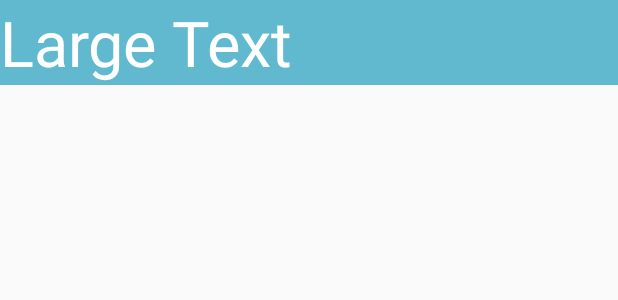
After one commit to kmangutov/CrowdSolve, an Android app: the layout fragment_login.xml on its own in the app's theme, with its tools: preview values and no code run, on a phone screen of 412 x 824 dp. The commit adds this screen. Shown: the top 300 px of the screen. Run offline under Robolectric (Android 15) with nearby library versions, the phone set to English and light mode, and no system bars.

Commit message:
add login fragment and adapter

```diff
--- a/app/src/main/java/com/kmangutov/crowdsolve/views/QuestionFragment.java
+++ b/app/src/main/java/com/kmangutov/crowdsolve/views/QuestionFragment.java
@@ -1,7 +1,7 @@
 package com.kmangutov.crowdsolve.views;
 
-import android.app.Fragment;
 import android.os.Bundle;
+import android.support.v4.app.Fragment;
 import android.util.Log;
 import android.view.LayoutInflater;
 import android.view.View;
--- /dev/null
+++ b/app/src/main/res/layout/fragment_login.xml
@@ -0,0 +1,20 @@
+<?xml version="1.0" encoding="utf-8"?>
+<FrameLayout xmlns:android="http://schemas.android.com/apk/res/android"
+    android:orientation="vertical" android:layout_width="match_parent"
+    android:layout_height="wrap_content"
+    android:background="@color/color_background">
+
+    <LinearLayout
+        android:layout_width="fill_parent"
+        android:layout_height="fill_parent">
+
+        <TextView
+            android:layout_width="wrap_content"
+            android:layout_height="wrap_content"
+            style="@style/style_text"
+            android:text="Large Text"
+            android:id="@+id/textView"
+            android:gravity="center"/>
+    </LinearLayout>
+
+</FrameLayout>
--- a/app/src/main/res/layout/fragment_question.xml
+++ b/app/src/main/res/layout/fragment_question.xml
@@ -1,7 +1,7 @@
 <?xml version="1.0" encoding="utf-8"?>
 <LinearLayout xmlns:android="http://schemas.android.com/apk/res/android"
     android:orientation="vertical" android:layout_width="match_parent"
-    android:layout_height="match_parent">
+    android:layout_height="wrap_content">
 
     <TextView
         android:layout_width="wrap_content"
--- /dev/null
+++ b/app/src/main/res/values/colors.xml
@@ -0,0 +1,8 @@
+<?xml version="1.0" encoding="utf-8"?>
+<resources>
+
+    <item name="color_foreground" type="color">#ffffff</item>
+    <item name="color_background" type="color">#60B9CE</item>
+    <item name="color_action" type="color">#FF9340</item>
+
+</resources>
--- a/app/src/main/res/values/styles.xml
+++ b/app/src/main/res/values/styles.xml
@@ -5,4 +5,9 @@
         <!-- Customize your theme here. -->
     </style>
 
+    <style name="style_text">
+        <item name="android:textColor">@color/color_foreground</item>
+        <item name="android:textSize">42sp</item>
+    </style>
+
 </resources>
```
Also changed, not shown: app/src/main/java/com/kmangutov/crowdsolve/MainActivity.java (+21 -1 lines), app/src/main/java/com/kmangutov/crowdsolve/adapters/MyPagerAdapter.java (added, +55 -0 lines), app/src/main/java/com/kmangutov/crowdsolve/views/LoginFragment.java (added, +29 -0 lines), app/src/main/res/layout/activity_main.xml (+13 -10 lines).
